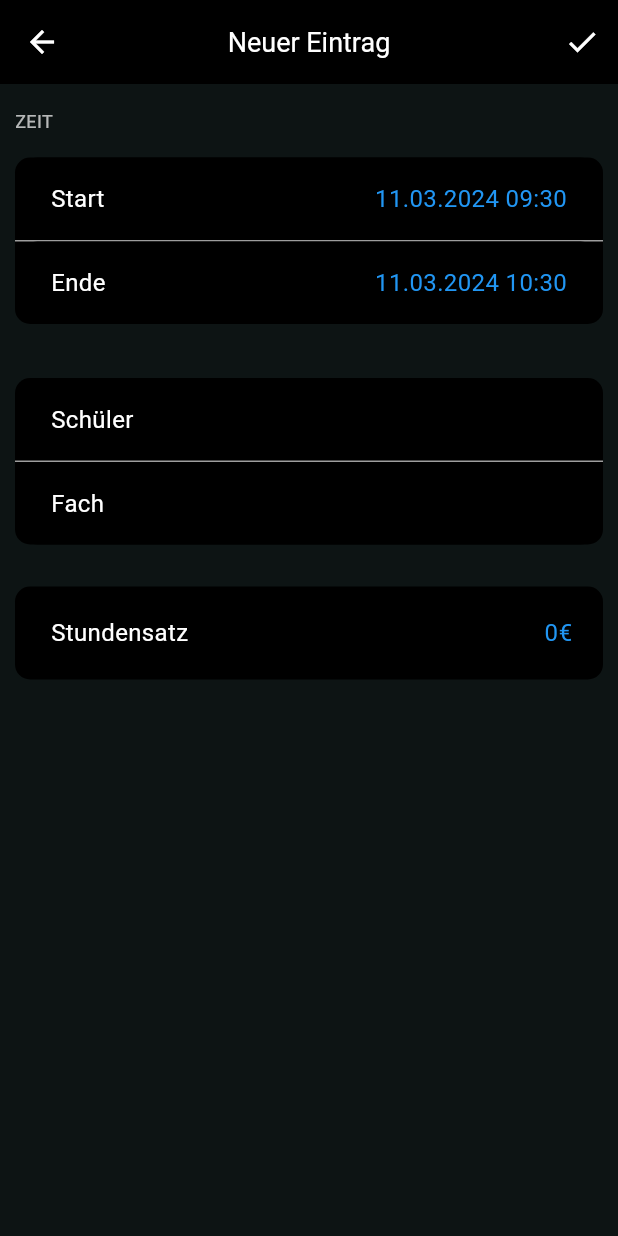
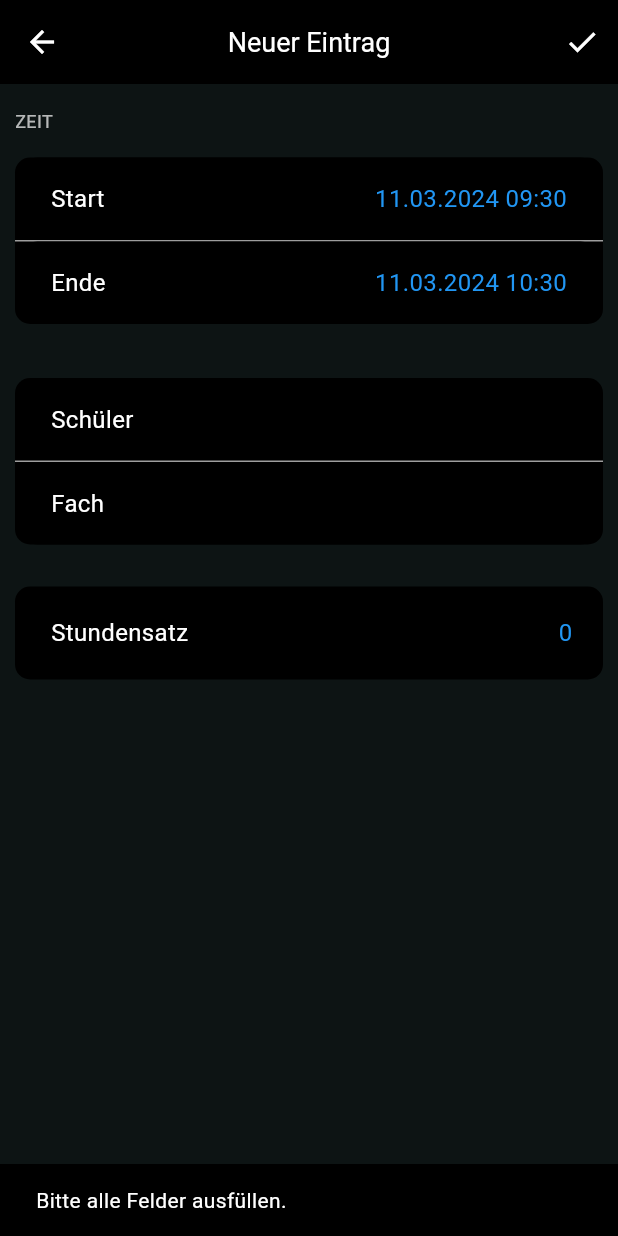
Before and after one commit to DanielDa1998/kwa_app, a Flutter app: the NewLesson screen opened directly, after a tap on the "check" icon, on a phone screen of 412 x 824 dp. Run offline on Flutter 3.47's test engine with Material 3 defaults, Android fonts, the phone set to English and light mode, and no system bars; our stand-ins replace cloud_firestore, firebase_core; accounts and stored records are empty.

Commit message:
11.03.2024

```diff
--- a/lib/new_lesson.dart
+++ b/lib/new_lesson.dart
@@ -1,6 +1,8 @@
+import 'package:cloud_firestore/cloud_firestore.dart';
 import 'package:flutter/cupertino.dart';
 import 'package:flutter/material.dart';
 import 'package:intl/intl.dart';
+import 'package:kwa_app/global.dart';
 import 'package:kwa_app/student_list.dart';
 import 'package:kwa_app/subject_list.dart';
 
@@ -90,17 +92,11 @@ class CustomTextField extends StatelessWidget {
               style: TextStyle(color: Colors.blue, fontSize: 16),
               decoration: InputDecoration(
                 border: InputBorder.none,
-                hintText: "0€",
+                hintText: "0", // Entfernt das Eurozeichen
                 hintStyle: TextStyle(color: Colors.blue, fontSize: 16),
                 contentPadding: EdgeInsets.symmetric(horizontal: 20.0),
               ),
-              keyboardType: TextInputType.number,
-              onFieldSubmitted: (value) {
-                // Fügt das "€"-Zeichen hinzu, wenn das Feld übermittelt wird
-                if (value.isNotEmpty && !value.endsWith('€')) {
-                  controller.text = "$value€";
-                }
-              },
+              keyboardType: TextInputType.numberWithOptions(decimal: true),
             ),
           ),
         ],
@@ -128,14 +124,14 @@ class _NewLessonState extends State<NewLesson> {
     selectedEndTime = DateTime.now();
   }
 
-  final List<String> schuelerListe = ['Anna', 'Ben', 'Clara', 'David'];
-  final List<String> faecherListe = [
-    'Mathematik',
-    'Englisch',
-    'Biologie',
-    'Geschichte'
-  ];
   final TextEditingController stundensatzController = TextEditingController();
+
+  Widget buildStundensatzField(BuildContext context) {
+    return CustomTextField(
+      controller: stundensatzController,
+      label: "Stundensatz",
+    );
+  }
 
   // Anpassung hier: Liste von Strings statt einem einzelnen String
   List<String> ausgewaehlteSchueler = [];
@@ -264,6 +260,64 @@ class _NewLessonState extends State<NewLesson> {
     return getFormattedDateTime(selectedEndTime);
   }
 
+  void _saveLesson() async {
+    final String payRateString = stundensatzController.text.trim();
+    final double? payRate = double.tryParse(payRateString);
+
+    if (selectedStartTime != null &&
+        selectedEndTime != null &&
+        ausgewaehltesFach != null &&
+        ausgewaehlteSchueler.isNotEmpty &&
+        payRate != null) {
+      // Suche die Schülerreferenz basierend auf dem Schülernamen
+      DocumentReference studentRef;
+      try {
+        QuerySnapshot studentsQuery = await FirebaseFirestore.instance
+            .collection('students')
+            .where('name', isEqualTo: ausgewaehlteSchueler.first)
+            .get();
+
+        if (studentsQuery.docs.isNotEmpty) {
+          studentRef = studentsQuery.docs.first.reference;
+        } else {
+          ScaffoldMessenger.of(context).showSnackBar(SnackBar(
+              content: Text('Schüler wurde nicht in der Datenbank gefunden.')));
+          return;
+        }
+      } catch (e) {
+        ScaffoldMessenger.of(context).showSnackBar(SnackBar(
+            content: Text('Fehler beim Abrufen der Schülerinformationen: $e')));
+        return;
+      }
+
+      // Erstelle das Lesson-Objekt
+      final lesson = {
+        'date_start': selectedStartTime,
+        'date_end': selectedEndTime,
+        'subject': ausgewaehltesFach,
+        'student': studentRef, // Die Schülerreferenz wird hier gesetzt
+        'pay': payRate,
+        'teacher': FirebaseFirestore.instance
+            .collection('teachers')
+            .doc(loggedInTeacherId),
+      };
+
+      // Speichere die neue Lesson in der Firestore-Datenbank
+      try {
+        await FirebaseFirestore.instance.collection('lesson').add(lesson);
+        ScaffoldMessenger.of(context).showSnackBar(
+            SnackBar(content: Text('Unterrichtsstunde gespeichert.')));
+        Navigator.of(context).pop();
+      } catch (e) {
+        ScaffoldMessenger.of(context).showSnackBar(SnackBar(
+            content: Text('Fehler beim Speichern der Unterrichtsstunde: $e')));
+      }
+    } else {
+      ScaffoldMessenger.of(context).showSnackBar(
+          SnackBar(content: Text('Bitte alle Felder ausfüllen.')));
+    }
+  }
+
   @override
   Widget build(BuildContext context) {
     return Scaffold(
@@ -284,7 +338,7 @@ class _NewLessonState extends State<NewLesson> {
           IconButton(
             icon: Icon(Icons.check, color: Colors.white),
             onPressed: () {
-              // Logik für "Sichern"
+              _saveLesson();
             },
           ),
         ],
@@ -384,12 +438,3 @@ class _NewLessonState extends State<NewLesson> {
     );
   }
 }
-
-final TextEditingController stundensatzController = TextEditingController();
-
-Widget buildStundensatzField(BuildContext context) {
-  return CustomTextField(
-    controller: stundensatzController,
-    label: "Stundensatz",
-  );
-}
```
Also changed, not shown: lib/view.dart (+23 -42 lines).
